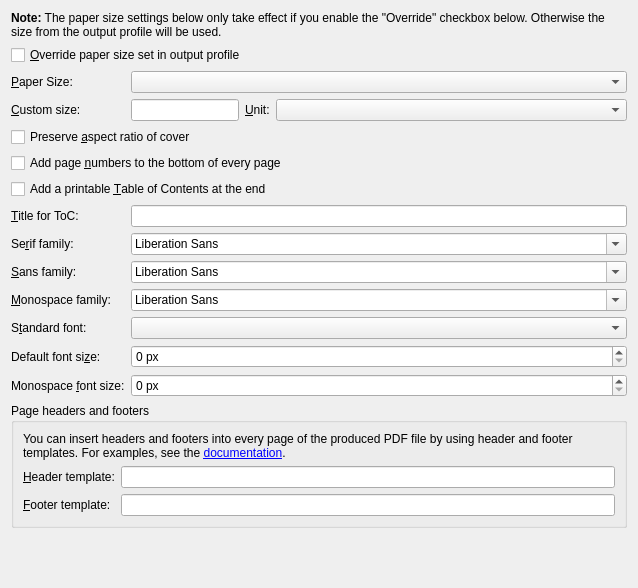
debian-calibre/calibre, file src/calibre/gui2/convert/pdf_output.ui: the form before one commit.
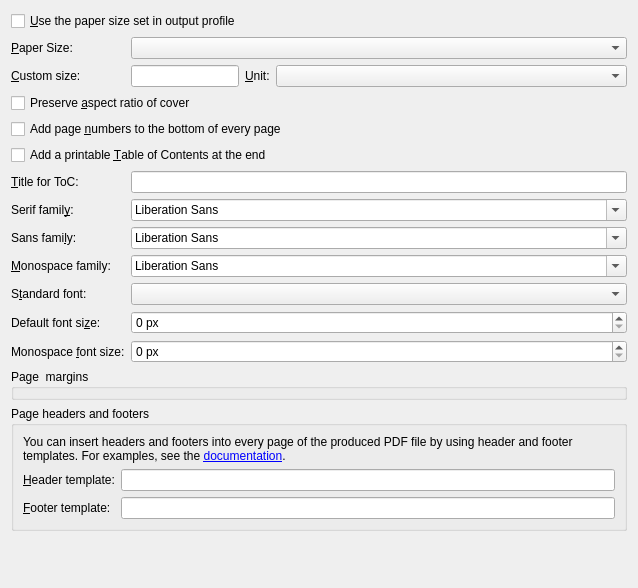
The form after the commit.

```diff
--- a/src/calibre/gui2/convert/pdf_output.ui
+++ b/src/calibre/gui2/convert/pdf_output.ui
@@ -15,23 +15,13 @@
   </property>
   <layout class="QFormLayout" name="formLayout">
    <item row="0" column="0" colspan="2">
-    <widget class="QLabel" name="label_10">
+    <widget class="QCheckBox" name="opt_use_profile_size">
      <property name="text">
-      <string>&lt;b&gt;Note:&lt;/b&gt; The paper size settings below only take effect if you enable the &quot;Override&quot; checkbox below. Otherwise the size from the output profile will be used.</string>
+      <string>&amp;Use the paper size set in output profile</string>
      </property>
-     <property name="wordWrap">
-      <bool>true</bool>
-     </property>
     </widget>
    </item>
-   <item row="1" column="0" colspan="2">
-    <widget class="QCheckBox" name="opt_override_profile_size">
-     <property name="text">
-      <string>&amp;Override paper size set in output profile</string>
-     </property>
-    </widget>
-   </item>
-   <item row="2" column="0">
+   <item row="1" column="0">
     <widget class="QLabel" name="label">
      <property name="text">
       <string>&amp;Paper Size:</string>
@@ -41,10 +31,10 @@
      </property>
     </widget>
    </item>
-   <item row="2" column="1">
+   <item row="1" column="1">
     <widget class="QComboBox" name="opt_paper_size"/>
    </item>
-   <item row="3" column="0">
+   <item row="2" column="0">
     <widget class="QLabel" name="label_3">
      <property name="text">
       <string>&amp;Custom size:</string>
@@ -54,7 +44,7 @@
      </property>
     </widget>
    </item>
-   <item row="3" column="1">
+   <item row="2" column="1">
     <layout class="QHBoxLayout" name="horizontalLayout">
      <item>
       <widget class="QLineEdit" name="opt_custom_size">
@@ -87,47 +77,67 @@
      </item>
     </layout>
    </item>
-   <item row="5" column="0" colspan="2">
+   <item row="4" column="0" colspan="2">
     <widget class="QCheckBox" name="opt_preserve_cover_aspect_ratio">
      <property name="text">
       <string>Preserve &amp;aspect ratio of cover</string>
      </property>
     </widget>
    </item>
-   <item row="6" column="0" colspan="2">
+   <item row="5" column="0" colspan="2">
     <widget class="QCheckBox" name="opt_pdf_page_numbers">
      <property name="text">
       <string>Add page &amp;numbers to the bottom of every page</string>
      </property>
     </widget>
    </item>
-   <item row="10" column="0">
+   <item row="6" column="0" colspan="2">
+    <widget class="QCheckBox" name="opt_pdf_add_toc">
+     <property name="text">
+      <string>Add a printable &amp;Table of Contents at the end</string>
+     </property>
+    </widget>
+   </item>
+   <item row="7" column="0">
+    <widget class="QLabel" name="label_14">
+     <property name="text">
+      <string>&amp;Title for ToC:</string>
+     </property>
+     <property name="buddy">
+      <cstring>opt_toc_title</cstring>
+     </property>
+    </widget>
+   </item>
+   <item row="7" column="1">
+    <widget class="QLineEdit" name="opt_toc_title"/>
+   </item>
+   <item row="9" column="0">
     <widget class="QLabel" name="label_4">
      <property name="text">
-      <string>Se&amp;rif family:</string>
+      <string>Serif famil&amp;y:</string>
      </property>
      <property name="buddy">
       <cstring>opt_pdf_serif_family</cstring>
      </property>
     </widget>
    </item>
-   <item row="10" column="1">
+   <item row="9" column="1">
     <widget class="QFontComboBox" name="opt_pdf_serif_family"/>
    </item>
-   <item row="11" column="0">
+   <item row="10" column="0">
     <widget class="QLabel" name="label_5">
      <property name="text">
-      <string>&amp;Sans family:</string>
+      <string>Sans fami&amp;ly:</string>
      </property>
      <property name="buddy">
       <cstring>opt_pdf_sans_family</cstring>
      </property>
     </widget>
    </item>
-   <item row="11" column="1">
+   <item row="10" column="1">
     <widget class="QFontComboBox" name="opt_pdf_sans_family"/>
    </item>
-   <item row="12" column="0">
+   <item row="11" column="0">
     <widget class="QLabel" name="label_6">
      <property name="text">
       <string>&amp;Monospace family:</string>
@@ -137,10 +147,10 @@
      </property>
     </widget>
    </item>
-   <item row="12" column="1">
+   <item row="11" column="1">
     <widget class="QFontComboBox" name="opt_pdf_mono_family"/>
    </item>
-   <item row="13" column="0">
+   <item row="12" column="0">
     <widget class="QLabel" name="label_7">
      <property name="text">
       <string>S&amp;tandard font:</string>
@@ -150,10 +160,10 @@
      </property>
     </widget>
    </item>
-   <item row="13" column="1">
+   <item row="12" column="1">
     <widget class="QComboBox" name="opt_pdf_standard_font"/>
    </item>
-   <item row="14" column="0">
+   <item row="13" column="0">
     <widget class="QLabel" name="label_8">
      <property name="text">
       <string>Default font si&amp;ze:</string>
@@ -163,14 +173,14 @@
      </property>
     </widget>
    </item>
-   <item row="14" column="1">
+   <item row="13" column="1">
     <widget class="QSpinBox" name="opt_pdf_default_font_size">
      <property name="suffix">
       <string> px</string>
      </property>
     </widget>
    </item>
-   <item row="15" column="0">
+   <item row="14" column="0">
     <widget class="QLabel" name="label_9">
      <property name="text">
       <string>Monospace &amp;font size:</string>
@@ -180,13 +190,20 @@
      </property>
     </widget>
    </item>
-   <item row="15" column="1">
+   <item row="14" column="1">
     <widget class="QSpinBox" name="opt_pdf_mono_font_size">
      <property name="suffix">
       <string> px</string>
      </property>
     </widget>
    </item>
+   <item row="15" column="0" colspan="2">
+    <widget class="QGroupBox" name="page_margins_box">
+     <property name="title">
+      <string>Page  margins</string>
+     </property>
+    </widget>
+   </item>
    <item row="16" column="0" colspan="2">
     <widget class="QGroupBox" name="template_box">
      <property name="title">
@@ -235,26 +252,6 @@
      </layout>
     </widget>
    </item>
-   <item row="7" column="0" colspan="2">
-    <widget class="QCheckBox" name="opt_pdf_add_toc">
-     <property name="text">
-      <string>Add a printable &amp;Table of Contents at the end</string>
-     </property>
-    </widget>
-   </item>
-   <item row="8" column="1">
-    <widget class="QLineEdit" name="opt_toc_title"/>
-   </item>
-   <item row="8" column="0">
-    <widget class="QLabel" name="label_14">
-     <property name="text">
-      <string>&amp;Title for ToC:</string>
-     </property>
-     <property name="buddy">
-      <cstring>opt_toc_title</cstring>
-     </property>
-    </widget>
-   </item>
   </layout>
  </widget>
  <resources/>
```
